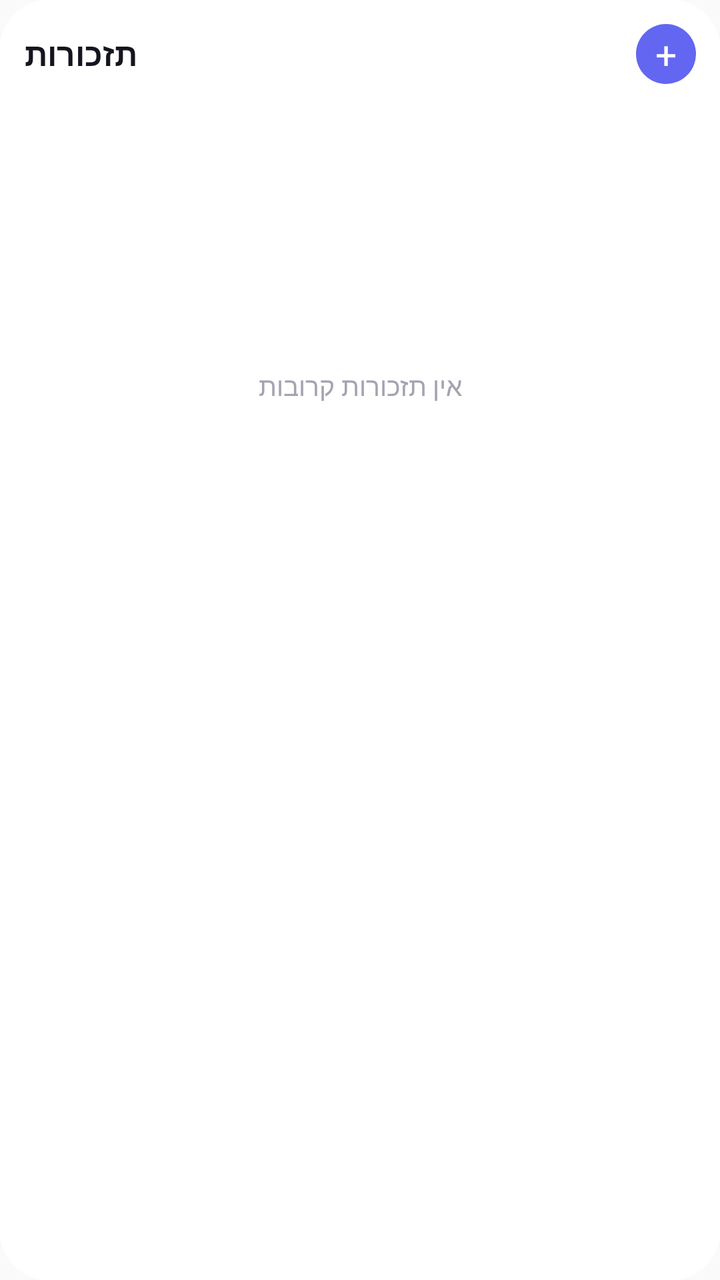
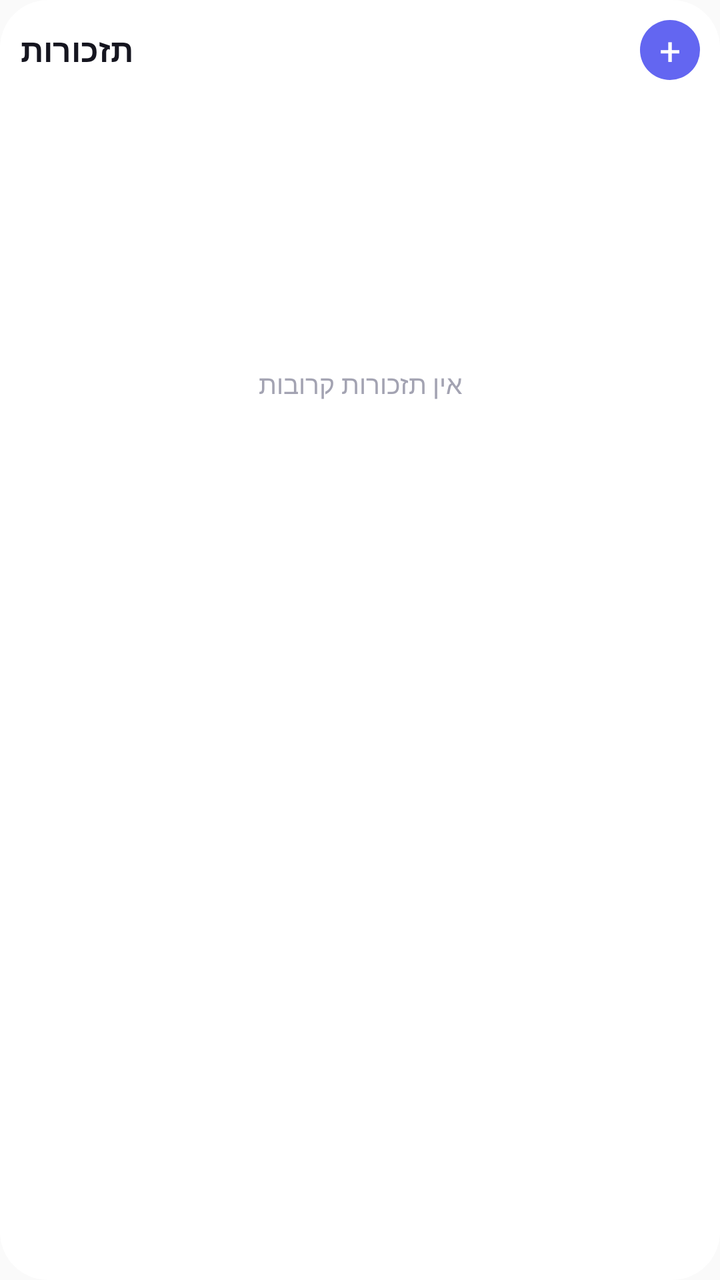

Before-and-after screenshots of an Android layout around one commit, followed by the original layout XML and the change that was made.
<!-- AndroidManifest.xml: application theme AppTheme -->
<!-- res/layout/widget_reminders.xml -->
<?xml version="1.0" encoding="utf-8"?>
<LinearLayout xmlns:android="http://schemas.android.com/apk/res/android"
    android:layout_width="match_parent"
    android:layout_height="match_parent"
    android:orientation="vertical"
    android:background="@drawable/widget_bg"
    android:layoutDirection="rtl"
    android:padding="12dp">

    <LinearLayout
        android:layout_width="match_parent"
        android:layout_height="wrap_content"
        android:orientation="horizontal"
        android:gravity="center_vertical"
        android:paddingBottom="6dp">

        <TextView
            android:id="@+id/rem_title"
            android:layout_width="wrap_content"
            android:layout_height="wrap_content"
            android:text="@string/widget_reminders_title"
            android:textColor="@color/widget_ink"
            android:textSize="16sp"
            android:textStyle="bold" />

        <TextView
            android:id="@+id/rem_count"
            android:layout_width="0dp"
            android:layout_height="wrap_content"
            android:layout_weight="1"
            android:layout_marginStart="8dp"
            android:textColor="@color/widget_muted"
            android:textSize="12sp"
            android:maxLines="1" />

        <TextView
            android:id="@+id/rem_add"
            android:layout_width="30dp"
            android:layout_height="30dp"
            android:background="@drawable/widget_add_bg"
            android:gravity="center"
            android:text="+"
            android:textColor="@color/widget_on_accent"
            android:textSize="19sp"
            android:contentDescription="@string/widget_add" />
    </LinearLayout>

    <TextView
        android:id="@+id/rem_empty"
        android:layout_width="match_parent"
        android:layout_height="0dp"
        android:layout_weight="1"
        android:gravity="center"
        android:text="@string/widget_empty_reminders"
        android:textColor="@color/widget_faint"
        android:textSize="13sp" />

    <ListView
        android:id="@+id/reminders_list"
        android:layout_width="match_parent"
        android:layout_height="0dp"
        android:layout_weight="1"
        android:divider="@null"
        android:dividerHeight="0dp" />
</LinearLayout>
<!-- resources referenced by this layout -->
<resources>
  <color name="widget_faint">#FFA3A3B2</color>
  <color name="widget_ink">#FF15151F</color>
  <color name="widget_muted">#FF6B6B7B</color>
  <color name="widget_on_accent">#FFFFFFFF</color>
  <!-- drawable widget_add_bg (drawable) -->
  <?xml version="1.0" encoding="utf-8"?>
  <shape xmlns:android="http://schemas.android.com/apk/res/android" android:shape="oval">
      <solid android:color="@color/widget_accent" />
  </shape>
  <!-- drawable widget_bg (drawable) -->
  <?xml version="1.0" encoding="utf-8"?>
  <shape xmlns:android="http://schemas.android.com/apk/res/android" android:shape="rectangle">
      <solid android:color="@color/widget_bg" />
      <corners android:radius="24dp" />
  </shape>
  <string name="widget_add">הוספת תזכורת</string>
  <string name="widget_empty_reminders">אין תזכורות קרובות</string>
  <string name="widget_reminders_title">תזכורות</string>
  <style name="AppTheme" parent="Theme.AppCompat.Light.DarkActionBar">
          
          <item name="colorPrimary">@color/colorPrimary</item>
          <item name="colorPrimaryDark">@color/colorPrimaryDark</item>
          <item name="colorAccent">@color/colorAccent</item>
      </style>
  <color name="widget_accent">#FF6366F1</color>
  <color name="widget_bg">#FFFFFFFF</color>
</resources>

<!-- the commit's change to res/layout/widget_reminders.xml (unified diff, before → after) -->
@@ -1,11 +1,12 @@
 <?xml version="1.0" encoding="utf-8"?>
 <LinearLayout xmlns:android="http://schemas.android.com/apk/res/android"
+    android:id="@+id/rem_root"
     android:layout_width="match_parent"
     android:layout_height="match_parent"
     android:orientation="vertical"
     android:background="@drawable/widget_bg"
     android:layoutDirection="rtl"
-    android:padding="12dp">
+    android:padding="10dp">
 
     <LinearLayout
         android:layout_width="match_parent"
@@ -21,7 +22,9 @@
             android:text="@string/widget_reminders_title"
             android:textColor="@color/widget_ink"
             android:textSize="16sp"
-            android:textStyle="bold" />
+            android:textStyle="bold"
+            android:maxLines="1"
+            android:ellipsize="end" />
 
         <TextView
             android:id="@+id/rem_count"
